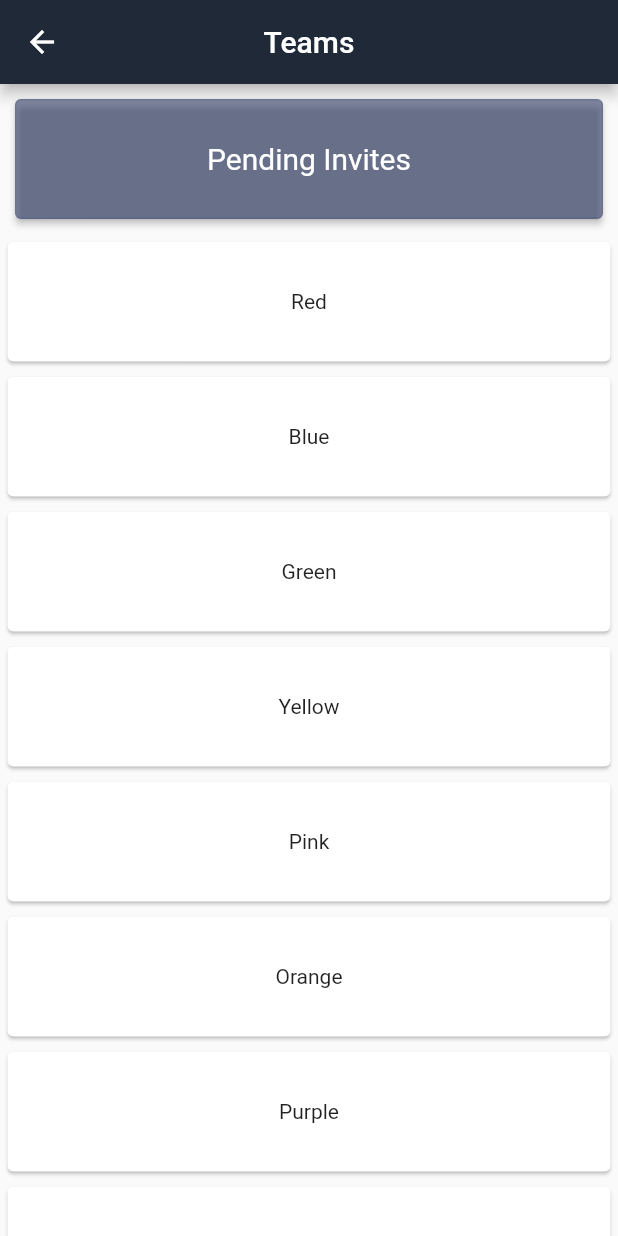
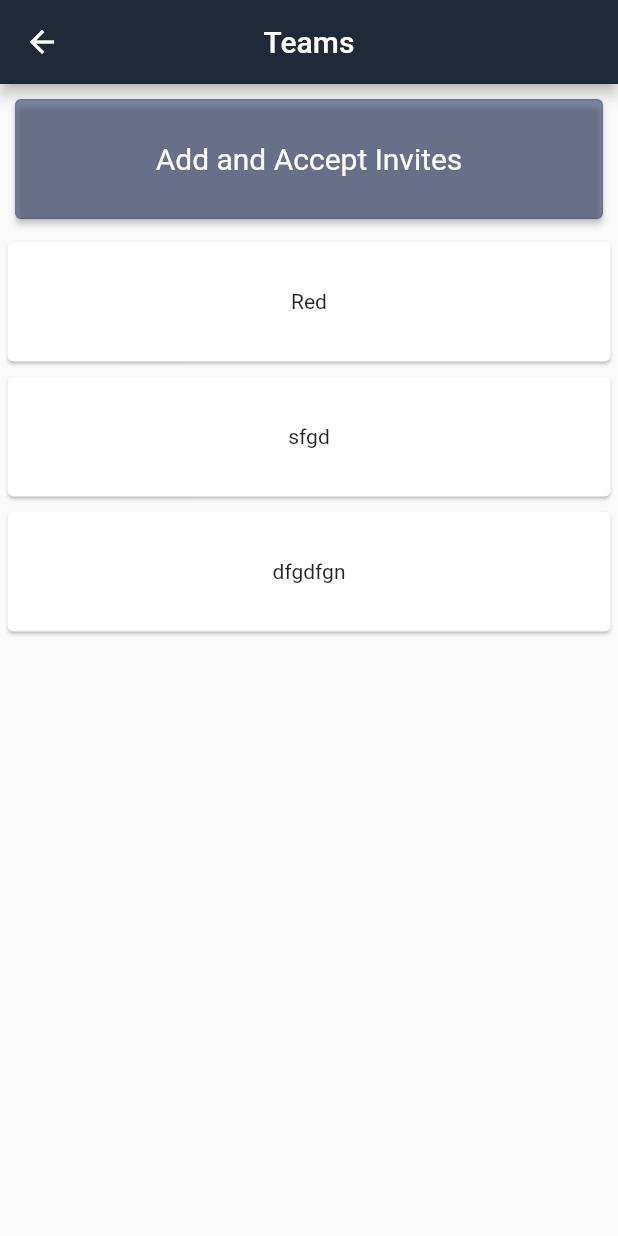
Before and after one commit to jonathandieu/hbchess-mobile, a Flutter app: the Teams screen opened by its route, on a phone screen of 412 x 824 dp. Run offline on Flutter 3.47's test engine with Material 2 defaults, Android fonts, the phone set to English and light mode, and no system bars; our stand-ins replace flutter_secure_storage, jwt_decoder; accounts and stored records are empty.

Commit message:
Re-added a bunch of files
- Search api
- Getting teams api
- Teams page
- Adding and accepting teams
- Hopefully no more token issues

```diff
--- a/lib/screens/teams.dart
+++ b/lib/screens/teams.dart
@@ -1,17 +1,11 @@
+
 import 'package:flutter/material.dart';
 
 // Dummy data to test Teams page
-List<List> teams = [
+List<List> partners = [
   ['Red'],
-  ['Blue'],
-  ['Green'],
-  ['Yellow'],
-  ['Pink'],
-  ['Orange'],
-  ['Purple'],
-  ['Gray'],
-  ['Black'],
-  ['White']
+  ['sfgd'],
+  ['dfgdfgn'],
 ];
 
 // need to add lazy loading for Teams entries
@@ -23,7 +17,7 @@ class Teams extends StatefulWidget {
 }
 
 class _TeamsState extends State<Teams> {
-  List<List> players = getPlayers();
+  List<List> players = getPartners();
 
   @override
   Widget build(BuildContext context) {
@@ -56,7 +50,7 @@ class _TeamsState extends State<Teams> {
                 onPressed: () {
                   Navigator.pushNamed(context, '/addTeams');
                 },
-                child: const Text("Pending Invites"),
+                child: const Text("Add and Accept Invites"),
               ),
             ),
           ),
@@ -77,7 +71,7 @@ class _TeamsState extends State<Teams> {
                             children: <Widget>[
                               // Name
                               Expanded(
-                                child: Text('${teams[index][0]}',
+                                child: Text('${partners[index][0]}',
                                     textAlign: TextAlign.center),
                               ),
                             ],
@@ -85,7 +79,7 @@ class _TeamsState extends State<Teams> {
                         ),
                       );
                     },
-                    childCount: teams.length,
+                    childCount: partners.length,
                   ),
                 ),
               ],
@@ -97,9 +91,10 @@ class _TeamsState extends State<Teams> {
   }
 }
 
-// FIXME: Update once rankings are available
-List<List> getPlayers() {
-  return teams;
+// Grab your teammates
+List<List> getPartners() {
+
+  return partners;
 }
 
 createPlayerCard(String team, String rank) {
--- a/lib/splash.dart
+++ b/lib/splash.dart
@@ -28,6 +28,7 @@ class _SplashState extends State<Splash> {
       if (!hasExpired) {
         Navigator.pushNamed(context, '/dashboard');
       } else {
+        storage.deleteAll();
         Navigator.pushNamed(context, '/home');
       }
     } else {
```
Also changed, not shown: lib/screens/teams_add.dart (+146 -3 lines), lib/utils/Search.dart (added, +39 -0 lines), lib/utils/getTeamsAPI.dart (added, +65 -0 lines).
